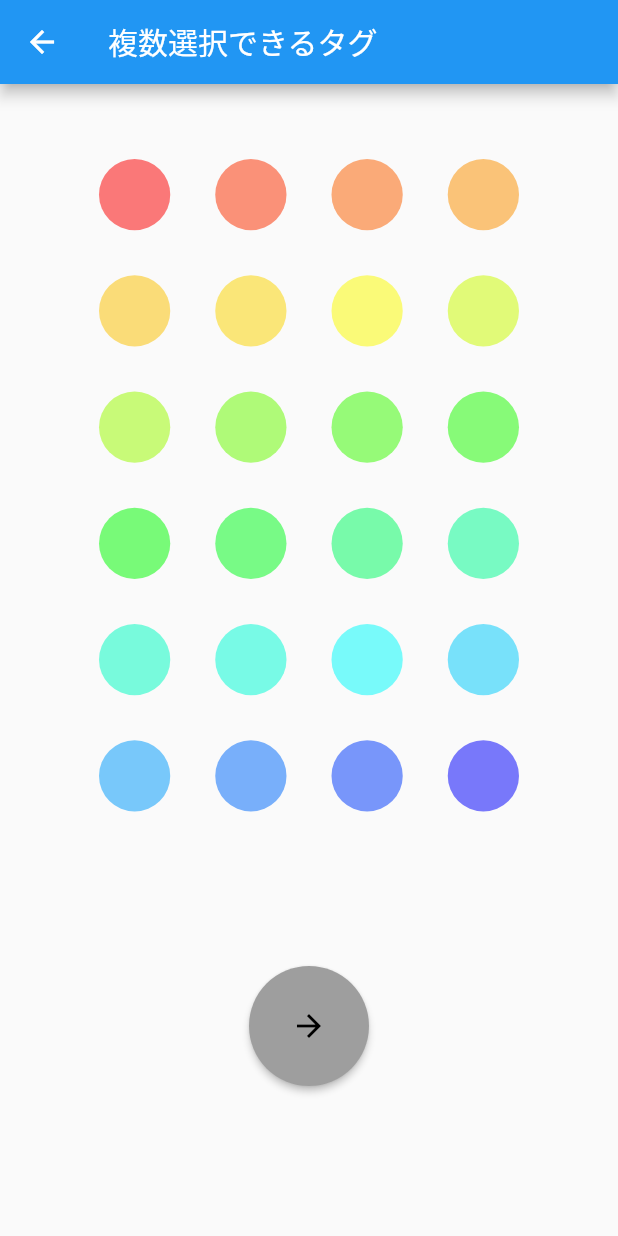
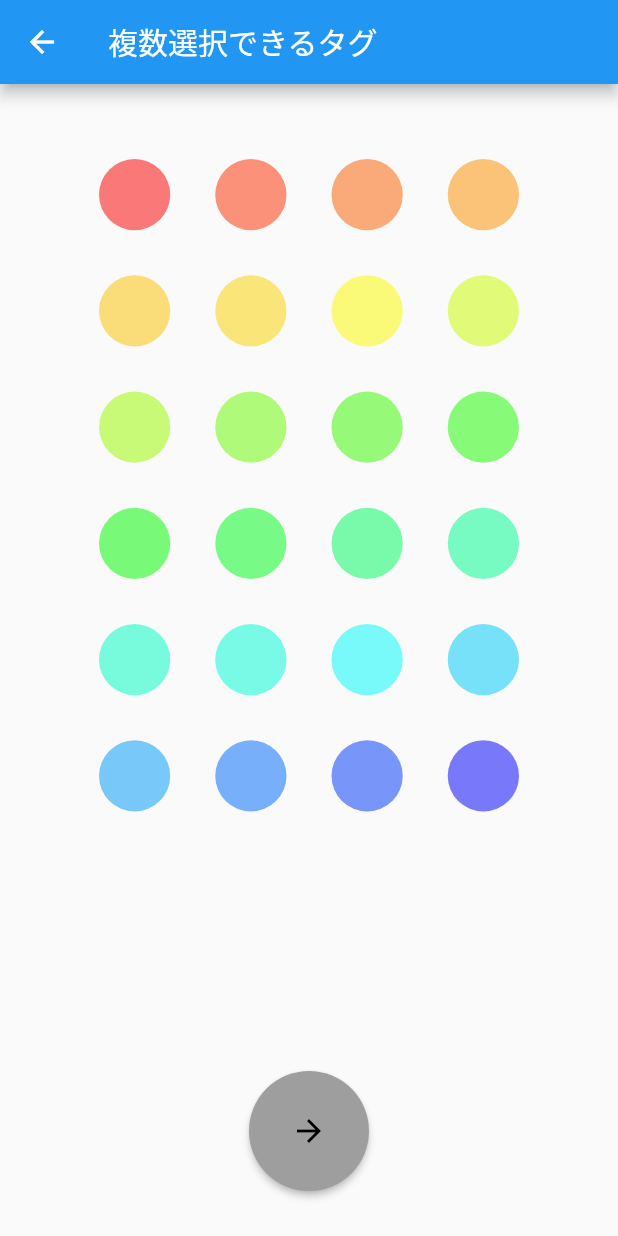
Before and after one commit to shake551/what_color, a Flutter app: the ColorSelect screen opened directly, on a phone screen of 412 x 824 dp. Run offline on Flutter 3.47's test engine with Material 2 defaults, Android fonts, the phone set to English and light mode, and no system bars; our stand-ins replace google_maps_flutter; missing offline and left inert: google_maps_cluster_manager.

Commit message:
fix color select style

```diff
--- a/lib/page/color_select.dart
+++ b/lib/page/color_select.dart
@@ -71,7 +71,7 @@ class ColorSelectState extends State<ColorSelect> {
                         AnimatedContainer(
                           duration: const Duration(milliseconds: 200),
                           padding: const EdgeInsets.symmetric(
-                            horizontal: 16,
+                            horizontal: 8,
                             vertical: 8,
                           ),
                           decoration: BoxDecoration(
@@ -96,7 +96,7 @@ class ColorSelectState extends State<ColorSelect> {
             ),
           ),
           Padding(
-            padding: const EdgeInsets.all(100),
+            padding: const EdgeInsets.all(30),
             child: SizedBox(
               width: 80,
               height: 80,
```
